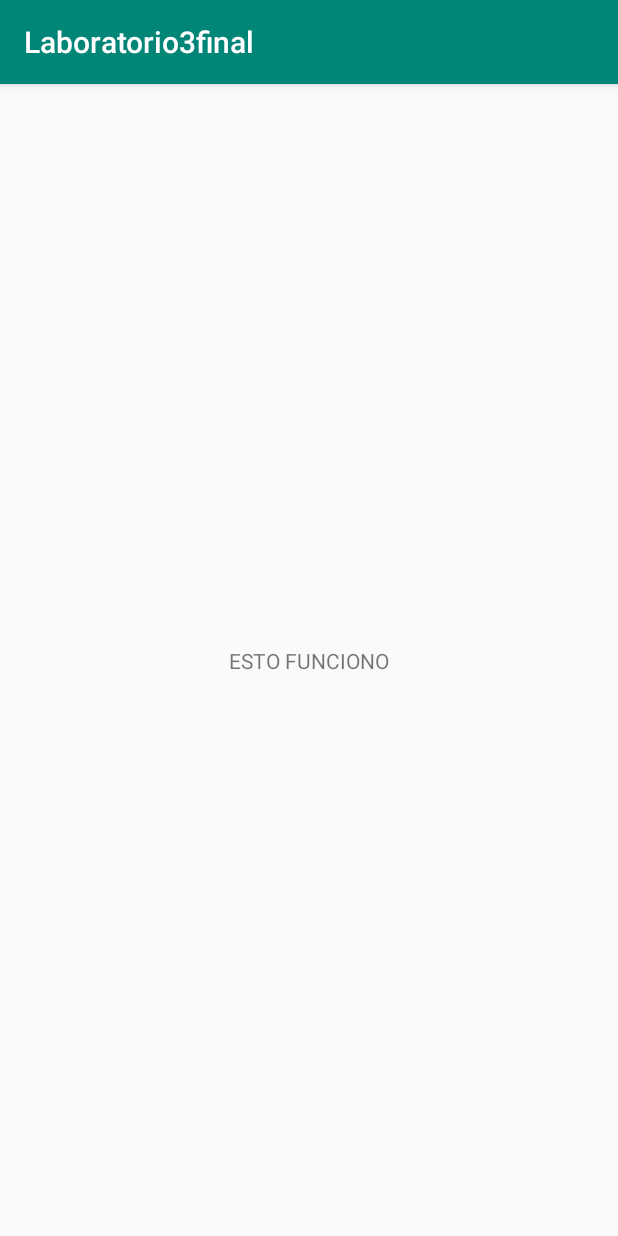
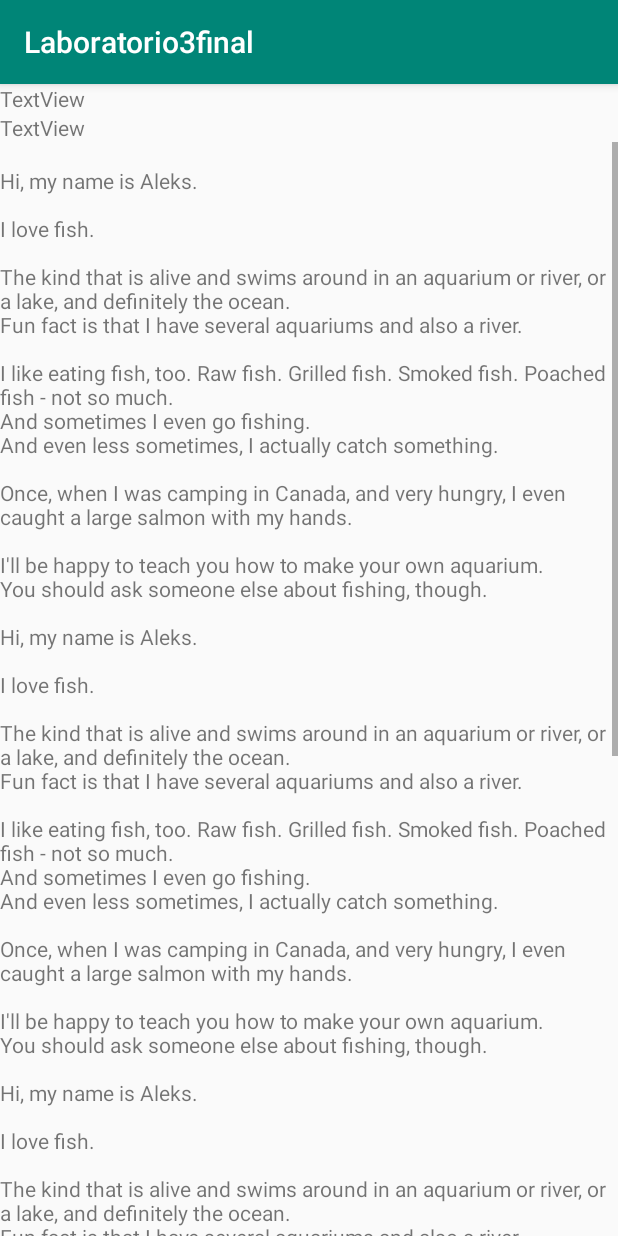
Before and after one commit to bryannalfaro/Laboratorio3, an Android app: the Places screen opened directly, with no data from a screen before it, on a phone screen of 412 x 824 dp. Run offline under Robolectric (Android 15) with nearby library versions, the phone set to English and light mode, and no system bars; our stand-ins replace data binding.

Commit message:
Acomodar ScrollView

```diff
--- a/app/src/main/res/layout/activity_places.xml
+++ b/app/src/main/res/layout/activity_places.xml
@@ -7,19 +7,78 @@
             name="modelo"
             type="com.example.laboratorio3final.models.Modelo" />
     </data>
+
 <androidx.constraintlayout.widget.ConstraintLayout
     android:layout_width="match_parent"
     android:layout_height="match_parent"
     tools:context=".Places">
 
+    <LinearLayout
+        android:layout_width="match_parent"
+        android:layout_height="match_parent"
+        android:orientation="vertical">
+
         <TextView
             android:id="@+id/textView"
+            android:layout_width="match_parent"
+            android:layout_height="wrap_content"
+            android:text="TextView" />
+
+        <TextView
+            android:id="@+id/textView2"
+            android:layout_width="match_parent"
+            android:layout_height="wrap_content"
+            android:text="TextView" />
+
+        <ScrollView
+            android:layout_width="match_parent"
+            android:layout_height="match_parent">
+
+            <LinearLayout
+                android:layout_width="match_parent"
+                android:layout_height="wrap_content"
+                android:orientation="vertical" >
+
+                <TextView
+                    android:id="@+id/textView4"
+                    android:layout_width="match_parent"
+                    android:layout_height="wrap_content"
+                    android:text="@string/bio" />
+
+                <androidx.constraintlayout.widget.ConstraintLayout
+                    android:layout_width="match_parent"
+                    android:layout_height="match_parent">
+
+                    <Button
+                        android:id="@+id/button"
                         android:layout_width="wrap_content"
                         android:layout_height="wrap_content"
-        android:text="@={modelo.title}"
+                        android:layout_marginStart="8dp"
+                        android:text="Button"
+                        app:layout_constraintBottom_toBottomOf="parent"
+                        app:layout_constraintEnd_toStartOf="@+id/editText3"
+                        app:layout_constraintHorizontal_bias="0.437"
+                        app:layout_constraintStart_toStartOf="parent" />
+
+                    <EditText
+                        android:id="@+id/editText3"
+                        android:layout_width="0dp"
+                        android:layout_height="wrap_content"
+                        android:layout_marginStart="16dp"
+                        android:layout_marginEnd="16dp"
+                        android:ems="10"
+                        android:inputType="textPersonName"
+                        android:text="Name"
                         app:layout_constraintBottom_toBottomOf="parent"
                         app:layout_constraintEnd_toEndOf="parent"
-        app:layout_constraintStart_toStartOf="parent"
-        app:layout_constraintTop_toTopOf="parent" />
+                        app:layout_constraintStart_toEndOf="@+id/button" />
+                </androidx.constraintlayout.widget.ConstraintLayout>
+
+            </LinearLayout>
+        </ScrollView>
+
+
+    </LinearLayout>
+
 </androidx.constraintlayout.widget.ConstraintLayout>
 </layout>
--- a/app/src/main/res/values/strings.xml
+++ b/app/src/main/res/values/strings.xml
@@ -7,4 +7,41 @@
     <string name="image_here">Image Here</string>
     <string name="comentar">Comentar</string>
     <string name="comentario">Comentario</string>
+    <string name="bio">\n\Hi, my name is Aleks.
+\n\nI love fish.
+\n\nThe kind that is alive and swims around in an aquarium or river, or a lake, and definitely the ocean.
+\nFun fact is that I have several aquariums and also a river.
+\n\nI like eating fish, too. Raw fish. Grilled fish. Smoked fish. Poached fish - not so much.
+\nAnd sometimes I even go fishing.
+\nAnd even less sometimes, I actually catch something.
+\n\nOnce, when I was camping in Canada, and very hungry, I even caught a large salmon with my hands.
+\n\nI\'ll be happy to teach you how to make your own aquarium.
+\nYou should ask someone else about fishing, though.\n\nHi, my name is Aleks.
+\n\nI love fish.
+\n\nThe kind that is alive and swims around in an aquarium or river, or a lake, and definitely the ocean.
+\nFun fact is that I have several aquariums and also a river.
+\n\nI like eating fish, too. Raw fish. Grilled fish. Smoked fish. Poached fish - not so much.
+\nAnd sometimes I even go fishing.
+\nAnd even less sometimes, I actually catch something.
+\n\nOnce, when I was camping in Canada, and very hungry, I even caught a large salmon with my hands.
+\n\nI\'ll be happy to teach you how to make your own aquarium.
+\nYou should ask someone else about fishing, though.\n\nHi, my name is Aleks.
+\n\nI love fish.
+\n\nThe kind that is alive and swims around in an aquarium or river, or a lake, and definitely the ocean.
+\nFun fact is that I have several aquariums and also a river.
+\n\nI like eating fish, too. Raw fish. Grilled fish. Smoked fish. Poached fish - not so much.
+\nAnd sometimes I even go fishing.
+\nAnd even less sometimes, I actually catch something.
+\n\nOnce, when I was camping in Canada, and very hungry, I even caught a large salmon with my hands.
+\n\nI\'ll be happy to teach you how to make your own aquarium.
+\nYou should ask someone else about fishing, though.\n\nHi, my name is Aleks.
+\n\nI love fish.
+\n\nThe kind that is alive and swims around in an aquarium or river, or a lake, and definitely the ocean.
+\nFun fact is that I have several aquariums and also a river.
+\n\nI like eating fish, too. Raw fish. Grilled fish. Smoked fish. Poached fish - not so much.
+\nAnd sometimes I even go fishing.
+\nAnd even less sometimes, I actually catch something.
+\n\nOnce, when I was camping in Canada, and very hungry, I even caught a large salmon with my hands.
+\n\nI\'ll be happy to teach you how to make your own aquarium.
+\nYou should ask someone else about fishing, though.\n\n</string>
 </resources>
```
Lines whose indentation alone changed are shown as unchanged.
